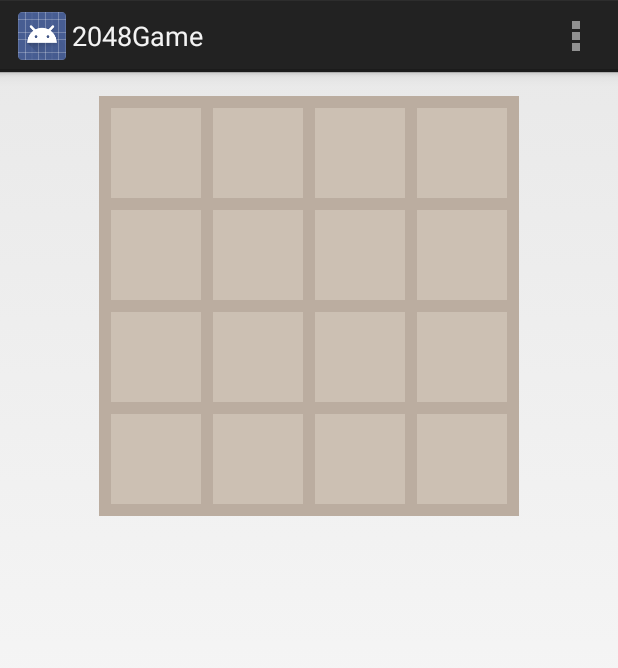
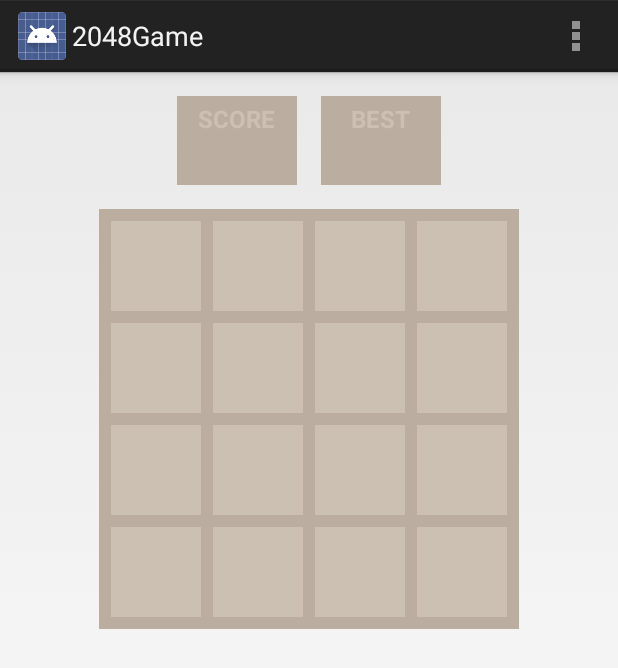
Before and after one commit to AaronRietschlin/2048, an Android app: the screen it shows after launch (MainActivity), on a phone screen of 412 x 824 dp. Shown: the top 668 px of the screen. Run offline under Robolectric (Android 15) with nearby library versions, the phone set to English and light mode, and no system bars; our stand-ins replace ButterKnife, Timber; libraries missing offline, so code that uses them is left out: com.squareup.otto; 2 statements that could not run were skipped.

Commit message:
Added otto. Am now showing the user their score.

```diff
--- a/app/build.gradle
+++ b/app/build.gradle
@@ -22,5 +22,6 @@ dependencies {
     compile 'com.android.support:support-v4:19.0.1'
     compile 'com.jakewharton:butterknife:4.0.1'
     compile 'com.jakewharton.timber:timber:2.2.2'
+    compile 'com.squareup:otto:1.3.4'
     compile fileTree(dir: 'libs', include: ['*.jar'])
 }
--- /dev/null
+++ b/app/src/main/java/com/asa/games/twentyfortyeight/BusProvider.java
@@ -0,0 +1,34 @@
+package com.asa.games.twentyfortyeight;
+
+import com.squareup.otto.Bus;
+
+/**
+ * Created by Aaron on 3/25/14.
+ */
+public class BusProvider {
+
+    private static Bus sInstance;
+
+    public static Bus getInstance() {
+        if (sInstance == null) {
+            sInstance = new Bus();
+        }
+        return sInstance;
+    }
+
+    public static Bus post(Object object) {
+        getInstance().post(object);
+        return sInstance;
+    }
+
+    public static Bus register(Object o) {
+        getInstance().register(o);
+        return sInstance;
+    }
+
+    public static Bus unregister(Object o) {
+        getInstance().unregister(o);
+        return sInstance;
+    }
+
+}
--- a/app/src/main/java/com/asa/games/twentyfortyeight/GameManager.java
+++ b/app/src/main/java/com/asa/games/twentyfortyeight/GameManager.java
@@ -176,6 +176,7 @@ public class GameManager {
             }
             reAddViews();
             grid.logGrid();
+            BusProvider.post(new ScoreChangeEvent(score));
         } else {
             Timber.d("Did not move.");
         }
@@ -200,33 +201,33 @@ public class GameManager {
         }
     }
 
-    private int[] buildXTraversal(int[] vector){
+    private int[] buildXTraversal(int[] vector) {
         int[] xTraversal = new int[size];
-        for(int i = 0; i < size; i++){
+        for (int i = 0; i < size; i++) {
             xTraversal[i] = i;
         }
-        if(vector[VECTOR_X_POS] == 1){
+        if (vector[VECTOR_X_POS] == 1) {
             reverseArray(xTraversal);
         }
         return xTraversal;
     }
 
-    private int[] buildYTraversal(int[] vector){
+    private int[] buildYTraversal(int[] vector) {
         int[] yTraversal = new int[size];
-        for(int i = 0; i < size; i++){
+        for (int i = 0; i < size; i++) {
             yTraversal[i] = i;
         }
-        if(vector[VECTOR_Y_POS] == 1){
+        if (vector[VECTOR_Y_POS] == 1) {
             reverseArray(yTraversal);
         }
         return yTraversal;
     }
 
-    private int[] reverseArray(int[] array){
-        for(int i = 0; i < array.length / 2; i++){
+    private int[] reverseArray(int[] array) {
+        for (int i = 0; i < array.length / 2; i++) {
             int temp = array[i];
-            array[i] = array[array.length -i - 1];
-            array[array.length - i -1] = temp;
+            array[i] = array[array.length - i - 1];
+            array[array.length - i - 1] = temp;
         }
         return array;
     }
@@ -304,8 +305,8 @@ public class GameManager {
         return positionsEqual(tile1.x, tile1.y, tile2.x, tile2.y);
     }
 
-    public void placeTile(int x, int y, int value){
-        if(!BuildConfig.DEBUG){
+    public void placeTile(int x, int y, int value) {
+        if (!BuildConfig.DEBUG) {
             return;
         }
         grid.insertTile(new Tile(x, y, value));
--- a/app/src/main/java/com/asa/games/twentyfortyeight/MainActivity.java
+++ b/app/src/main/java/com/asa/games/twentyfortyeight/MainActivity.java
@@ -8,6 +8,9 @@ import android.view.Menu;
 import android.view.MenuItem;
 import android.view.MotionEvent;
 import android.widget.FrameLayout;
+import android.widget.TextView;
+
+import com.squareup.otto.Subscribe;
 
 import butterknife.ButterKnife;
 import butterknife.InjectView;
@@ -47,6 +50,10 @@ public class MainActivity extends FragmentActivity implements GestureDetector.On
     FrameLayout mGridContainer33;
     @InjectView(R.id.grid_container_3_4)
     FrameLayout mGridContainer34;
+    @InjectView(R.id.tv_score)
+    TextView mTvScore;
+    @InjectView(R.id.tv_score_best)
+    TextView mTvScoreBest;
 
     private FrameLayout[][] mGrid;
     private GameManager mGameManager;
@@ -62,6 +69,7 @@ public class MainActivity extends FragmentActivity implements GestureDetector.On
         super.onCreate(savedInstanceState);
         setContentView(R.layout.fragment_main);
         ButterKnife.inject(this);
+        BusProvider.register(this);
 
         mGestureDetector = new GestureDetectorCompat(this, this);
 
@@ -81,6 +89,19 @@ public class MainActivity extends FragmentActivity implements GestureDetector.On
             return true;
         }
         return super.onOptionsItemSelected(item);
+    }
+
+    @Override
+    protected void onDestroy() {
+        super.onDestroy();
+        BusProvider.unregister(this);
+    }
+
+    @Subscribe
+    public void onScoreChanged(ScoreChangeEvent event){
+        if(event != null){
+            mTvScore.setText(String.valueOf(event.getScore()));
+        }
     }
 
     private void setupGame() {
--- /dev/null
+++ b/app/src/main/java/com/asa/games/twentyfortyeight/ScoreChangeEvent.java
@@ -0,0 +1,17 @@
+package com.asa.games.twentyfortyeight;
+
+/**
+ * Created by Aaron on 3/25/14.
+ */
+public class ScoreChangeEvent {
+
+    private int score;
+
+    public ScoreChangeEvent(int score) {
+        this.score = score;
+    }
+
+    public int getScore() {
+        return score;
+    }
+}
--- a/app/src/main/res/layout/fragment_main.xml
+++ b/app/src/main/res/layout/fragment_main.xml
@@ -1,45 +1,98 @@
 <?xml version="1.0" encoding="utf-8"?>
 <LinearLayout xmlns:android="http://schemas.android.com/apk/res/android"
+    android:layout_width="match_parent"
+    android:layout_height="match_parent"
     android:orientation="vertical"
+    android:paddingBottom="@dimen/activity_vertical_margin"
     android:paddingLeft="@dimen/activity_horizontal_margin"
     android:paddingRight="@dimen/activity_horizontal_margin"
-    android:paddingTop="@dimen/activity_vertical_margin"
-    android:paddingBottom="@dimen/activity_vertical_margin"
-    android:layout_width="match_parent"
-    android:layout_height="match_parent">
+    android:paddingTop="@dimen/activity_vertical_margin">
 
     <LinearLayout
-        android:orientation="vertical"
+        android:layout_width="match_parent"
+        android:layout_height="wrap_content"
+        android:layout_marginBottom="16dp"
+        android:gravity="center_horizontal">
+
+        <LinearLayout
+            android:layout_width="@dimen/score_layout_width"
+            android:layout_height="wrap_content"
+            android:background="@color/game_container"
+            android:gravity="center_horizontal"
+            android:orientation="vertical">
+
+            <TextView
+                style="@style/Text.Score.Title"
+                android:layout_width="wrap_content"
+                android:layout_height="wrap_content"
+                android:padding="4dp"
+                android:text="@string/score" />
+
+            <TextView
+                android:id="@+id/tv_score"
+                style="@style/Text.Score"
+                android:layout_width="wrap_content"
+                android:layout_height="wrap_content" />
+
+        </LinearLayout>
+
+        <LinearLayout
+            android:layout_width="@dimen/score_layout_width"
+            android:layout_height="wrap_content"
+            android:layout_marginLeft="16dp"
+            android:background="@color/game_container"
+            android:gravity="center_horizontal"
+            android:orientation="vertical">
+
+            <TextView
+                style="@style/Text.Score.Title"
+                android:layout_width="wrap_content"
+                android:layout_height="wrap_content"
+                android:padding="4dp"
+                android:text="@string/best" />
+
+            <TextView
+                android:id="@+id/tv_score_best"
+                style="@style/Text.Score"
+                android:layout_width="wrap_content"
+                android:layout_height="wrap_content" />
+
+        </LinearLayout>
+
+    </LinearLayout>
+
+    <LinearLayout
+        android:layout_width="wrap_content"
+        android:layout_height="wrap_content"
         android:layout_gravity="center_horizontal"
         android:background="@color/game_container"
-        android:layout_width="wrap_content"
-        android:layout_height="wrap_content">
+        android:orientation="vertical">
 
         <LinearLayout
             android:layout_width="match_parent"
             android:layout_height="wrap_content">
 
             <FrameLayout
-                android:layout_marginTop="@dimen/cell_padding_large"
+                android:id="@+id/grid_container_0_1"
+                style="@style/Layout.Cell"
                 android:layout_marginLeft="@dimen/cell_padding_large"
-                android:id="@+id/grid_container_0_1"
-                style="@style/Layout.Cell" />
+                android:layout_marginTop="@dimen/cell_padding_large" />
 
             <FrameLayout
-                android:layout_marginTop="@dimen/cell_padding_large"
                 android:id="@+id/grid_container_0_2"
-                style="@style/Layout.Cell" />
+                style="@style/Layout.Cell"
+                android:layout_marginTop="@dimen/cell_padding_large" />
 
             <FrameLayout
-                android:layout_marginTop="@dimen/cell_padding_large"
                 android:id="@+id/grid_container_0_3"
-                style="@style/Layout.Cell" />
+                style="@style/Layout.Cell"
+                android:layout_marginTop="@dimen/cell_padding_large" />
 
             <FrameLayout
-                android:layout_marginTop="@dimen/cell_padding_large"
+                android:id="@+id/grid_container_0_4"
+                style="@style/Layout.Cell"
                 android:layout_marginRight="@dimen/cell_padding_large"
-                android:id="@+id/grid_container_0_4"
-                style="@style/Layout.Cell" />
+                android:layout_marginTop="@dimen/cell_padding_large" />
 
         </LinearLayout>
 
@@ -48,9 +101,9 @@
             android:layout_height="wrap_content">
 
             <FrameLayout
-                android:layout_marginLeft="@dimen/cell_padding_large"
                 android:id="@+id/grid_container_1_1"
-                style="@style/Layout.Cell" />
+                style="@style/Layout.Cell"
+                android:layout_marginLeft="@dimen/cell_padding_large" />
 
             <FrameLayout
                 android:id="@+id/grid_container_1_2"
@@ -61,9 +114,9 @@
                 style="@style/Layout.Cell" />
 
             <FrameLayout
-                android:layout_marginRight="@dimen/cell_padding_large"
                 android:id="@+id/grid_container_1_4"
-                style="@style/Layout.Cell" />
+                style="@style/Layout.Cell"
+                android:layout_marginRight="@dimen/cell_padding_large" />
 
         </LinearLayout>
 
@@ -73,9 +126,9 @@
             android:layout_height="wrap_content">
 
             <FrameLayout
-                android:layout_marginLeft="@dimen/cell_padding_large"
                 android:id="@+id/grid_container_2_1"
-                style="@style/Layout.Cell" />
+                style="@style/Layout.Cell"
+                android:layout_marginLeft="@dimen/cell_padding_large" />
 
             <FrameLayout
                 android:id="@+id/grid_container_2_2"
@@ -86,9 +139,9 @@
                 style="@style/Layout.Cell" />
 
             <FrameLayout
-                android:layout_marginRight="@dimen/cell_padding_large"
                 android:id="@+id/grid_container_2_4"
-                style="@style/Layout.Cell" />
+                style="@style/Layout.Cell"
+                android:layout_marginRight="@dimen/cell_padding_large" />
 
         </LinearLayout>
 
@@ -97,25 +150,25 @@
             android:layout_height="wrap_content">
 
             <FrameLayout
-                android:layout_marginLeft="@dimen/cell_padding_large"
+                android:id="@+id/grid_container_3_1"
+                style="@style/Layout.Cell"
                 android:layout_marginBottom="@dimen/cell_padding_large"
-                android:id="@+id/grid_container_3_1"
-                style="@style/Layout.Cell" />
+                android:layout_marginLeft="@dimen/cell_padding_large" />
 
             <FrameLayout
-                android:layout_marginBottom="@dimen/cell_padding_large"
                 android:id="@+id/grid_container_3_2"
-                style="@style/Layout.Cell" />
+                style="@style/Layout.Cell"
+                android:layout_marginBottom="@dimen/cell_padding_large" />
 
             <FrameLayout
-                android:layout_marginBottom="@dimen/cell_padding_large"
                 android:id="@+id/grid_container_3_3"
-                style="@style/Layout.Cell" />
+                style="@style/Layout.Cell"
+                android:layout_marginBottom="@dimen/cell_padding_large" />
 
             <FrameLayout
-                android:layout_marginBottom="@dimen/cell_padding_large"
                 android:id="@+id/grid_container_3_4"
-                style="@style/Layout.Cell" />
+                style="@style/Layout.Cell"
+                android:layout_marginBottom="@dimen/cell_padding_large" />
 
         </LinearLayout>
 
--- a/app/src/main/res/values/dimens.xml
+++ b/app/src/main/res/values/dimens.xml
@@ -12,4 +12,9 @@
     <dimen name="cell_text_size_triple_digit">10sp</dimen>
     <dimen name="cell_text_size_four_digit">8sp</dimen>
 
+    <!-- The score counters -->
+    <dimen name="score_title_text_size">16sp</dimen>
+    <dimen name="score_text_size">22sp</dimen>
+    <dimen name="score_layout_width">80dp</dimen>
+
 </resources>
--- a/app/src/main/res/values/strings.xml
+++ b/app/src/main/res/values/strings.xml
@@ -5,4 +5,7 @@
     <string name="hello_world">Hello world!</string>
     <string name="action_settings">Settings</string>
 
+    <string name="score">Score</string>
+    <string name="best">Best</string>
+
 </resources>
--- a/app/src/main/res/values/styles.xml
+++ b/app/src/main/res/values/styles.xml
@@ -19,5 +19,20 @@
         <item name="android:layout_height">@dimen/grid_container_cell_height</item>
     </style>
 
+    <style name="Text" />
+
+    <style name="Text.Score">
+        <item name="android:textColor">@android:color/white</item>
+        <item name="android:textSize">@dimen/score_text_size</item>
+        <item name="android:textStyle">bold</item>
+    </style>
+
+    <style name="Text.Score.Title">
+        <item name="android:textColor">@color/grid_cell</item>
+        <item name="android:textStyle">bold</item>
+        <item name="android:textAllCaps">true</item>
+        <item name="android:textSize">@dimen/score_title_text_size</item>
+    </style>
+
 
 </resources>
```
